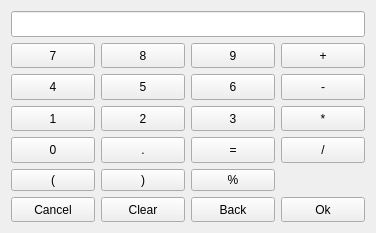
The window that plugins/Commands/Calculator/calculatorwidget.ui (KDE/simon) describes before a commit, drawn with Qt 5.
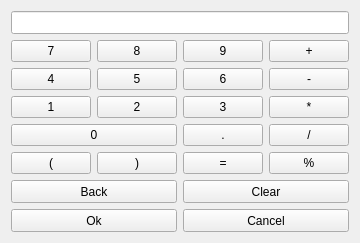
The same window after the commit. Custom widgets are drawn as their Qt base class.

The edit to the form file:
```diff
--- a/plugins/Commands/Calculator/calculatorwidget.ui
+++ b/plugins/Commands/Calculator/calculatorwidget.ui
@@ -6,15 +6,15 @@
    <rect>
     <x>0</x>
     <y>0</y>
-    <width>376</width>
-    <height>233</height>
+    <width>187</width>
+    <height>243</height>
    </rect>
   </property>
   <property name="windowTitle">
    <string>Calculator</string>
   </property>
-  <layout class="QGridLayout" name="gridLayout">
-   <item row="0" column="0" colspan="4">
+  <layout class="QVBoxLayout" name="verticalLayout">
+   <item>
     <widget class="KLineEdit" name="leNumber">
      <property name="sizePolicy">
       <sizepolicy hsizetype="Expanding" vsizetype="Minimum">
@@ -36,7 +36,9 @@
      </property>
     </widget>
    </item>
-   <item row="1" column="0">
+   <item>
+    <layout class="QGridLayout" name="gridLayout">
+     <item row="0" column="0">
     <widget class="KPushButton" name="pb7">
      <property name="sizePolicy">
       <sizepolicy hsizetype="Minimum" vsizetype="Minimum">
@@ -49,7 +51,7 @@
      </property>
     </widget>
    </item>
-   <item row="1" column="1">
+     <item row="0" column="1">
     <widget class="KPushButton" name="pb8">
      <property name="sizePolicy">
       <sizepolicy hsizetype="Minimum" vsizetype="Minimum">
@@ -62,7 +64,7 @@
      </property>
     </widget>
    </item>
-   <item row="1" column="2">
+     <item row="0" column="2">
     <widget class="KPushButton" name="pb9">
      <property name="sizePolicy">
       <sizepolicy hsizetype="Minimum" vsizetype="Minimum">
@@ -75,7 +77,7 @@
      </property>
     </widget>
    </item>
-   <item row="1" column="3">
+     <item row="0" column="3">
     <widget class="KPushButton" name="pbPlus">
      <property name="sizePolicy">
       <sizepolicy hsizetype="Minimum" vsizetype="Minimum">
@@ -88,7 +90,7 @@
      </property>
     </widget>
    </item>
-   <item row="2" column="0">
+     <item row="1" column="0">
     <widget class="KPushButton" name="pb4">
      <property name="sizePolicy">
       <sizepolicy hsizetype="Minimum" vsizetype="Minimum">
@@ -101,7 +103,7 @@
      </property>
     </widget>
    </item>
-   <item row="2" column="1">
+     <item row="1" column="1">
     <widget class="KPushButton" name="pb5">
      <property name="sizePolicy">
       <sizepolicy hsizetype="Minimum" vsizetype="Minimum">
@@ -114,7 +116,7 @@
      </property>
     </widget>
    </item>
-   <item row="2" column="2">
+     <item row="1" column="2">
     <widget class="KPushButton" name="pb6">
      <property name="sizePolicy">
       <sizepolicy hsizetype="Minimum" vsizetype="Minimum">
@@ -127,7 +129,7 @@
      </property>
     </widget>
    </item>
-   <item row="2" column="3">
+     <item row="1" column="3">
     <widget class="KPushButton" name="pbMinus">
      <property name="sizePolicy">
       <sizepolicy hsizetype="Minimum" vsizetype="Minimum">
@@ -140,7 +142,7 @@
      </property>
     </widget>
    </item>
-   <item row="3" column="0">
+     <item row="2" column="0">
     <widget class="KPushButton" name="pb1">
      <property name="sizePolicy">
       <sizepolicy hsizetype="Minimum" vsizetype="Minimum">
@@ -153,7 +155,7 @@
      </property>
     </widget>
    </item>
-   <item row="3" column="1">
+     <item row="2" column="1">
     <widget class="KPushButton" name="pb2">
      <property name="sizePolicy">
       <sizepolicy hsizetype="Minimum" vsizetype="Minimum">
@@ -166,7 +168,7 @@
      </property>
     </widget>
    </item>
-   <item row="3" column="2">
+     <item row="2" column="2">
     <widget class="KPushButton" name="pb3">
      <property name="sizePolicy">
       <sizepolicy hsizetype="Minimum" vsizetype="Minimum">
@@ -179,7 +181,7 @@
      </property>
     </widget>
    </item>
-   <item row="3" column="3">
+     <item row="2" column="3">
     <widget class="KPushButton" name="pbMultiply">
      <property name="sizePolicy">
       <sizepolicy hsizetype="Minimum" vsizetype="Minimum">
@@ -192,7 +194,7 @@
      </property>
     </widget>
    </item>
-   <item row="4" column="0">
+     <item row="3" column="0" colspan="2">
     <widget class="KPushButton" name="pb0">
      <property name="sizePolicy">
       <sizepolicy hsizetype="Minimum" vsizetype="Minimum">
@@ -205,46 +207,7 @@
      </property>
     </widget>
    </item>
-   <item row="4" column="3">
-    <widget class="KPushButton" name="pbDivide">
-     <property name="sizePolicy">
-      <sizepolicy hsizetype="Minimum" vsizetype="Minimum">
-       <horstretch>0</horstretch>
-       <verstretch>0</verstretch>
-      </sizepolicy>
-     </property>
-     <property name="text">
-      <string>/</string>
-     </property>
-    </widget>
-   </item>
-   <item row="6" column="3">
-    <widget class="KPushButton" name="pbOk">
-     <property name="sizePolicy">
-      <sizepolicy hsizetype="Minimum" vsizetype="Minimum">
-       <horstretch>0</horstretch>
-       <verstretch>0</verstretch>
-      </sizepolicy>
-     </property>
-     <property name="text">
-      <string>Ok</string>
-     </property>
-    </widget>
-   </item>
-   <item row="4" column="2">
-    <widget class="KPushButton" name="pbEquals">
-     <property name="sizePolicy">
-      <sizepolicy hsizetype="Minimum" vsizetype="Minimum">
-       <horstretch>0</horstretch>
-       <verstretch>0</verstretch>
-      </sizepolicy>
-     </property>
-     <property name="text">
-      <string>=</string>
-     </property>
-    </widget>
-   </item>
-   <item row="4" column="1">
+     <item row="3" column="2">
     <widget class="KPushButton" name="pbComma">
      <property name="sizePolicy">
       <sizepolicy hsizetype="Minimum" vsizetype="Minimum">
@@ -257,8 +220,8 @@
      </property>
     </widget>
    </item>
-   <item row="6" column="0">
-    <widget class="KPushButton" name="pbCancel">
+     <item row="3" column="3">
+      <widget class="KPushButton" name="pbDivide">
      <property name="sizePolicy">
       <sizepolicy hsizetype="Minimum" vsizetype="Minimum">
        <horstretch>0</horstretch>
@@ -266,56 +229,105 @@
       </sizepolicy>
      </property>
      <property name="text">
-      <string>Cancel</string>
+        <string>/</string>
      </property>
     </widget>
    </item>
-   <item row="6" column="1">
-    <widget class="KPushButton" name="pbClear">
-     <property name="sizePolicy">
-      <sizepolicy hsizetype="Minimum" vsizetype="Minimum">
-       <horstretch>0</horstretch>
-       <verstretch>0</verstretch>
-      </sizepolicy>
-     </property>
-     <property name="text">
-      <string>Clear</string>
-     </property>
-    </widget>
-   </item>
-   <item row="6" column="2">
-    <widget class="KPushButton" name="pbBack">
-     <property name="sizePolicy">
-      <sizepolicy hsizetype="Minimum" vsizetype="Minimum">
-       <horstretch>0</horstretch>
-       <verstretch>0</verstretch>
-      </sizepolicy>
-     </property>
-     <property name="text">
-      <string>Back</string>
-     </property>
-    </widget>
-   </item>
-   <item row="5" column="0">
+     <item row="4" column="0">
     <widget class="KPushButton" name="pbBracketOpen">
      <property name="text">
       <string>(</string>
      </property>
     </widget>
    </item>
-   <item row="5" column="1">
+     <item row="4" column="1">
     <widget class="KPushButton" name="pbBracketClose">
      <property name="text">
       <string>)</string>
      </property>
     </widget>
    </item>
-   <item row="5" column="2">
+     <item row="4" column="2">
+      <widget class="KPushButton" name="pbEquals">
+       <property name="sizePolicy">
+        <sizepolicy hsizetype="Minimum" vsizetype="Minimum">
+         <horstretch>0</horstretch>
+         <verstretch>0</verstretch>
+        </sizepolicy>
+       </property>
+       <property name="text">
+        <string>=</string>
+       </property>
+      </widget>
+     </item>
+     <item row="4" column="3">
     <widget class="KPushButton" name="pbPercent">
      <property name="text">
       <string>%</string>
      </property>
     </widget>
+     </item>
+    </layout>
+   </item>
+   <item>
+    <layout class="QHBoxLayout" name="horizontalLayout">
+     <item>
+      <widget class="KPushButton" name="pbBack">
+       <property name="sizePolicy">
+        <sizepolicy hsizetype="Minimum" vsizetype="Minimum">
+         <horstretch>0</horstretch>
+         <verstretch>0</verstretch>
+        </sizepolicy>
+       </property>
+       <property name="text">
+        <string>Back</string>
+       </property>
+      </widget>
+     </item>
+     <item>
+      <widget class="KPushButton" name="pbClear">
+       <property name="sizePolicy">
+        <sizepolicy hsizetype="Minimum" vsizetype="Minimum">
+         <horstretch>0</horstretch>
+         <verstretch>0</verstretch>
+        </sizepolicy>
+       </property>
+       <property name="text">
+        <string>Clear</string>
+       </property>
+      </widget>
+     </item>
+    </layout>
+   </item>
+   <item>
+    <layout class="QHBoxLayout" name="horizontalLayout_2">
+     <item>
+      <widget class="KPushButton" name="pbOk">
+       <property name="sizePolicy">
+        <sizepolicy hsizetype="Minimum" vsizetype="Minimum">
+         <horstretch>0</horstretch>
+         <verstretch>0</verstretch>
+        </sizepolicy>
+       </property>
+       <property name="text">
+        <string>Ok</string>
+       </property>
+      </widget>
+     </item>
+     <item>
+      <widget class="KPushButton" name="pbCancel">
+       <property name="sizePolicy">
+        <sizepolicy hsizetype="Minimum" vsizetype="Minimum">
+         <horstretch>0</horstretch>
+         <verstretch>0</verstretch>
+        </sizepolicy>
+       </property>
+       <property name="text">
+        <string>Cancel</string>
+       </property>
+      </widget>
+     </item>
+    </layout>
    </item>
   </layout>
  </widget>
```
Lines whose indentation alone changed are shown as unchanged.
